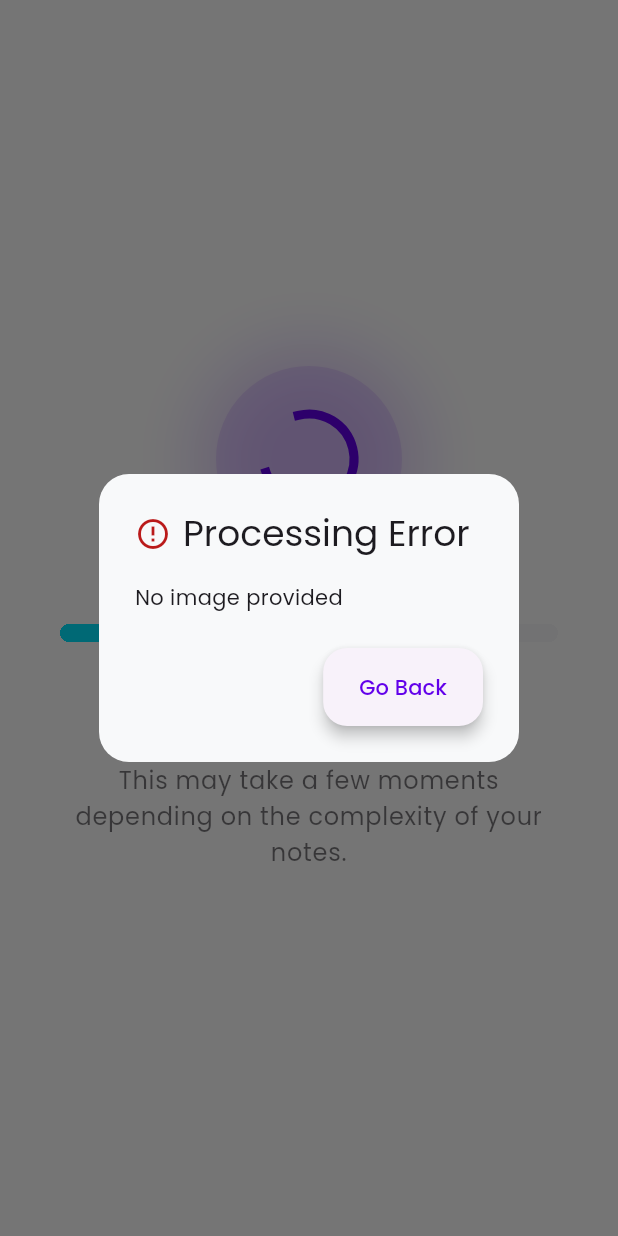
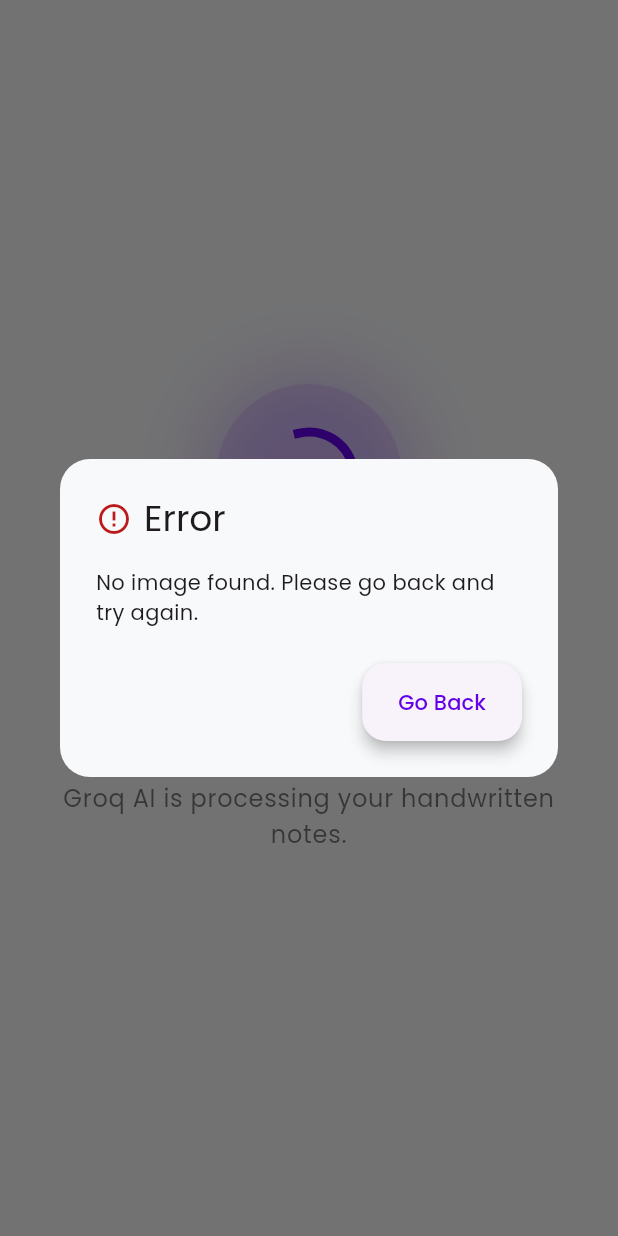
Before and after one commit to sayanghosh67/ai-mind-map, a Flutter app: the ProcessingScreen screen opened directly, on a phone screen of 412 x 824 dp. Run offline on Flutter 3.47's test engine with Material 3 defaults, Android fonts, the phone set to English and light mode, and no system bars; drawn by our look-alikes of flutter_animate; our stand-ins replace flutter_riverpod, font_awesome_flutter, google_fonts, image_picker, pdf, screenshot and 1 more; missing offline and left inert: google_mlkit_text_recognition, graphview.

Commit message:
feat(release): v3.0.1 - Groq-only pipeline (Llama 4 Scout vision), fixed mindmap generation, removed Gemini dependency

```diff
--- a/lib/core/constants.dart
+++ b/lib/core/constants.dart
@@ -1,31 +1,61 @@
-import 'package:flutter/foundation.dart' show kIsWeb;
+class AppConstants {
+  // Groq API Key (free tier)
+  // API key is entered by the user via the Settings dialog in the app
+  static const String groqApiKey = '';
 
-class AppConstants {
-  // Get your FREE API key from https://aistudio.google.com/app/apikey
-  static const String geminiApiKey = String.fromEnvironment('GEMINI_API_KEY', defaultValue: 'YOUR_GEMINI_API_KEY');
+  // Vision model (single-call: reads image + outputs JSON mind map)
+  static const String groqVisionModel = 'meta-llama/llama-4-scout-17b-16e-instruct';
+  // Fallback text-only model
+  static const String groqTextModel = 'llama-3.3-70b-versatile';
 
-  // Gemini Models
-  static const String textModel = 'gemini-2.5-flash';
+  /// System prompt for vision model — reads image AND returns JSON mind map in one call
+  static const String visionSystemPrompt = '''
+You are an expert at reading handwritten notes and creating structured Mind Maps.
+Look at this handwritten note image, extract ALL the text you can see, then organize it into a JSON mind map.
 
-  // Base prompt for the AI
+Output ONLY valid JSON in this exact format (no markdown, no explanation):
+{
+  "id": "root",
+  "label": "Main Topic from Notes",
+  "children": [
+    {
+      "id": "1",
+      "label": "Key Point 1",
+      "children": [
+        {"id": "1a", "label": "Detail", "children": []}
+      ]
+    },
+    {
+      "id": "2",
+      "label": "Key Point 2",
+      "children": []
+    }
+  ]
+}
+
+Rules:
+- Output ONLY the JSON object. No preamble, no explanation.
+- All IDs must be unique strings.
+- Keep labels concise (under 60 characters).
+- Create at least 3-5 top-level children from the notes.
+- If handwriting is unclear, make your best guess.
+''';
+
+  /// Text-only fallback prompt
   static const String systemPrompt = '''
-    You are an expert at creating structured Mind Maps from notes.
-    Convert the provided text into a valid JSON hierarchical structure.
-    Strictly follow this JSON format:
+You are an expert at creating structured Mind Maps from text notes.
+Convert the provided text into a valid JSON hierarchical mind map.
+Output ONLY the JSON object. No markdown, no explanation.
+
+Format:
 {
   "id": "root",
   "label": "Main Topic",
   "children": [
-        {
-          "id": "unique_id_1",
-          "label": "Sub Topic",
-          "children": []
-        }
+    {"id": "1", "label": "Sub Topic", "children": [...]}
   ]
 }
-    Rules:
-    1. Output ONLY the JSON object.
-    2. Ensure IDs are unique.
-    3. Keep labels concise.
+
+Rules: Output ONLY JSON. All IDs unique. Labels concise (under 60 chars).
 ''';
 }
--- a/lib/domain/providers/app_providers.dart
+++ b/lib/domain/providers/app_providers.dart
@@ -1,27 +1,17 @@
 import 'package:flutter_riverpod/flutter_riverpod.dart';
 import 'package:image_picker/image_picker.dart';
-import '../../data/ocr_service.dart';
 import '../../data/llm_service.dart';
 import '../models/mind_map_node.dart';
 
 // Services
-final ocrServiceProvider = Provider((ref) => OCRService());
 final llmServiceProvider = Provider((ref) => LLMService());
 
-// Global State
-final extractedTextProvider = StateProvider<String?>((ref) => null);
+// Image state
+final originalImageProvider = StateProvider<XFile?>((ref) => null);
 final selectedImageProvider = StateProvider<XFile?>((ref) => null);
-final originalImageProvider = StateProvider<XFile?>((ref) => null);
-final isProcessingProvider = StateProvider<bool>((ref) => false);
-final processingMessageProvider = StateProvider<String>((ref) => '');
 
-// Async Mind Map Generation State
-final mindMapProvider = FutureProvider.autoDispose<MindMapNode>((ref) async {
-  final text = ref.watch(extractedTextProvider);
-  if (text == null || text.isEmpty) {
-    throw Exception('No text available for processing');
-  }
+// Optional user-supplied Groq key (overrides constant)
+final groqApiKeyProvider = StateProvider<String>((ref) => '');
 
-  final llmService = ref.watch(llmServiceProvider);
-  return await llmService.generateMindMap(text);
-});
+// Mind map result set directly by ProcessingScreen after API call
+final mindMapResultProvider = StateProvider<MindMapNode?>((ref) => null);
--- a/lib/presentation/screens/processing_screen.dart
+++ b/lib/presentation/screens/processing_screen.dart
@@ -2,6 +2,8 @@ import 'package:flutter/material.dart';
 import 'package:flutter_riverpod/flutter_riverpod.dart';
 import 'package:flutter_animate/flutter_animate.dart';
 import '../../domain/providers/app_providers.dart';
+import '../../data/llm_service.dart';
+import '../../domain/models/mind_map_node.dart';
 import 'result_screen.dart';
 
 class ProcessingScreen extends ConsumerStatefulWidget {
@@ -12,80 +14,83 @@ class ProcessingScreen extends ConsumerStatefulWidget {
 }
 
 class _ProcessingScreenState extends ConsumerState<ProcessingScreen> {
-  String _currentStep = 'Initializing...';
-  double _progress = 0.1;
+  String _currentStep = 'Reading your notes...';
+  double _progress = 0.2;
 
   @override
   void initState() {
     super.initState();
-    _processImage();
+    // Run after first frame so context/ref are ready
+    WidgetsBinding.instance.addPostFrameCallback((_) => _processImage());
   }
 
   Future<void> _processImage() async {
     final image = ref.read(originalImageProvider);
     if (image == null) {
-      _handleError('No image provided');
+      _handleError('No image found. Please go back and try again.');
       return;
     }
 
     try {
-      if (!mounted) return;
-      setState(() {
-        _currentStep = 'Extracting text from image...';
-        _progress = 0.3;
-      });
+      _setStep('Sending image to Groq AI...', 0.3);
+      await Future.delayed(const Duration(milliseconds: 300));
 
-      final ocrService = ref.read(ocrServiceProvider);
-      final text = await ocrService.extractTextFromImage(image);
+      _setStep('AI is reading your handwriting...', 0.5);
 
-      if (text.isEmpty) {
-        _handleError('No text found in the image. Please try again with a clearer image.');
-        return;
-      }
-
-      ref.read(extractedTextProvider.notifier).state = text;
+      // Do the actual API call here — no racing with auto providers
+      final llmService = LLMService();
+      final MindMapNode result = await llmService.generateMindMapFromImage(image);
 
       if (!mounted) return;
-      setState(() {
-        _currentStep = 'AI is structuring the mind map...';
-        _progress = 0.7;
-      });
+      _setStep('Building your mind map...', 0.9);
+      await Future.delayed(const Duration(milliseconds: 300));
 
-      if (mounted) {
-        Navigator.of(context).pushReplacement(
-          PageRouteBuilder(
-            pageBuilder: (context, animation, secondaryAnimation) => const ResultScreen(),
-            transitionsBuilder: (context, animation, secondaryAnimation, child) {
-              return FadeTransition(opacity: animation, child: child);
-            },
-          ),
-        );
-      }
+      if (!mounted) return;
+
+      // Store result in shared provider so ResultScreen can use it
+      ref.read(mindMapResultProvider.notifier).state = result;
+
+      Navigator.of(context).pushReplacement(
+        PageRouteBuilder(
+          pageBuilder: (_, __, ___) => const ResultScreen(),
+          transitionDuration: const Duration(milliseconds: 400),
+          transitionsBuilder: (_, animation, __, child) =>
+              FadeTransition(opacity: animation, child: child),
+        ),
+      );
     } catch (e) {
-      _handleError('Processing Failed: ${e.toString()}');
+      _handleError('Processing failed: $e');
     }
+  }
+
+  void _setStep(String step, double progress) {
+    if (!mounted) return;
+    setState(() {
+      _currentStep = step;
+      _progress = progress;
+    });
   }
 
   void _handleError(String message) {
     if (!mounted) return;
-
     showDialog(
       context: context,
-      builder: (context) => AlertDialog(
-        backgroundColor: Theme.of(context).colorScheme.surface,
+      barrierDismissible: false,
+      builder: (ctx) => AlertDialog(
+        backgroundColor: Theme.of(ctx).colorScheme.surface,
         shape: RoundedRectangleBorder(borderRadius: BorderRadius.circular(20)),
         title: Row(
           children: [
-            Icon(Icons.error_outline, color: Theme.of(context).colorScheme.error),
+            Icon(Icons.error_outline, color: Theme.of(ctx).colorScheme.error),
             const SizedBox(width: 8),
-            const Text('Processing Error'),
+            const Text('Error'),
           ],
         ),
         content: Text(message),
         actions: [
           ElevatedButton(
             onPressed: () {
-              Navigator.of(context).pop();
+              Navigator.of(ctx).pop();
               Navigator.of(context).pop();
             },
             child: const Text('Go Back'),
@@ -97,8 +102,9 @@ class _ProcessingScreenState extends ConsumerState<ProcessingScreen> {
 
   @override
   Widget build(BuildContext context) {
+    final theme = Theme.of(context);
     return Scaffold(
-      backgroundColor: Theme.of(context).colorScheme.background,
+      backgroundColor: theme.colorScheme.surface,
       body: Center(
         child: Padding(
           padding: const EdgeInsets.all(40.0),
@@ -108,54 +114,53 @@ class _ProcessingScreenState extends ConsumerState<ProcessingScreen> {
               Container(
                 padding: const EdgeInsets.all(32),
                 decoration: BoxDecoration(
-                  color: Theme.of(context).colorScheme.primary.withOpacity(0.1),
+                  color: theme.colorScheme.primary.withOpacity(0.1),
                   shape: BoxShape.circle,
                   boxShadow: [
                     BoxShadow(
-                      color: Theme.of(context).colorScheme.primary.withOpacity(0.2),
+                      color: theme.colorScheme.primary.withOpacity(0.2),
                       blurRadius: 40,
                       spreadRadius: 10,
                     )
-                  ]
+                  ],
                 ),
                 child: SizedBox(
                   width: 60,
                   height: 60,
                   child: CircularProgressIndicator(
                     value: null,
-                    color: Theme.of(context).colorScheme.primary,
+                    color: theme.colorScheme.primary,
                     strokeWidth: 6,
                   ),
                 ),
               ).animate().shimmer(duration: 1500.ms, color: Colors.white54),
               const SizedBox(height: 48),
-              Container(
-                clipBehavior: Clip.hardEdge,
-                decoration: BoxDecoration(borderRadius: BorderRadius.circular(12)),
+              ClipRRect(
+                borderRadius: BorderRadius.circular(12),
                 child: LinearProgressIndicator(
                   value: _progress,
                   minHeight: 12,
-                  backgroundColor: Theme.of(context).colorScheme.surface,
-                  valueColor: AlwaysStoppedAnimation<Color>(Theme.of(context).colorScheme.secondary),
+                  backgroundColor: theme.colorScheme.surfaceVariant,
+                  valueColor: AlwaysStoppedAnimation<Color>(theme.colorScheme.secondary),
                 ),
               ),
               const SizedBox(height: 32),
               Text(
                 _currentStep,
-                style: Theme.of(context).textTheme.headlineSmall?.copyWith(
+                style: theme.textTheme.headlineSmall?.copyWith(
                   fontWeight: FontWeight.bold,
-                  color: Theme.of(context).colorScheme.onBackground,
+                  color: theme.colorScheme.onSurface,
                 ),
                 textAlign: TextAlign.center,
               ).animate(key: ValueKey(_currentStep)).fadeIn(duration: 400.ms).slideY(begin: 0.1, end: 0),
               const SizedBox(height: 16),
               Text(
-                'This may take a few moments depending on the complexity of your notes.',
-                style: Theme.of(context).textTheme.bodyLarge?.copyWith(
-                  color: Theme.of(context).colorScheme.onBackground.withOpacity(0.6),
+                'Groq AI is processing your handwritten notes.',
+                style: theme.textTheme.bodyLarge?.copyWith(
+                  color: theme.colorScheme.onSurface.withOpacity(0.6),
                 ),
                 textAlign: TextAlign.center,
-              ).animate().fadeIn(delay: 600.ms),
+              ).animate().fadeIn(delay: 400.ms),
             ],
           ),
         ),
--- a/pubspec.yaml
+++ b/pubspec.yaml
@@ -2,7 +2,7 @@ name: ai_mind_map
 description: "AI Handwritten Notes to Mind Map Generator"
 publish_to: 'none'
 
-version: 1.0.0+1
+version: 3.0.1+3
 
 environment:
   sdk: '>=3.0.0 <4.0.0'
@@ -22,7 +22,6 @@ dependencies:
   flutter_animate: ^4.5.2
   share_plus: ^10.1.4
   screenshot: ^3.0.0
-  google_generative_ai: ^0.4.6
   font_awesome_flutter: ^10.7.0
   pdf: ^3.12.0
 
```
Also changed, not shown: lib/data/llm_service.dart (+130 -51 lines), lib/data/ocr_service.dart (+5 -42 lines), lib/presentation/screens/home_screen.dart (+50 -0 lines), lib/presentation/screens/result_screen.dart (+25 -105 lines), models.json (added, +1 -0 lines), pubspec.lock. Lines whose indentation alone changed are shown as unchanged.
